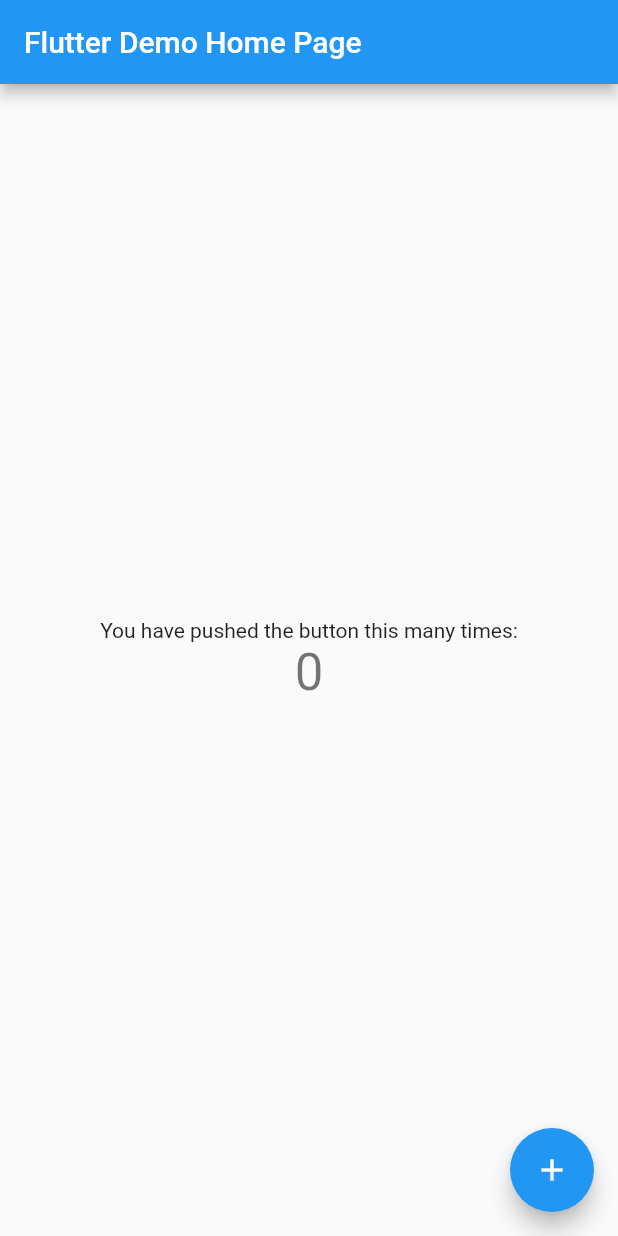
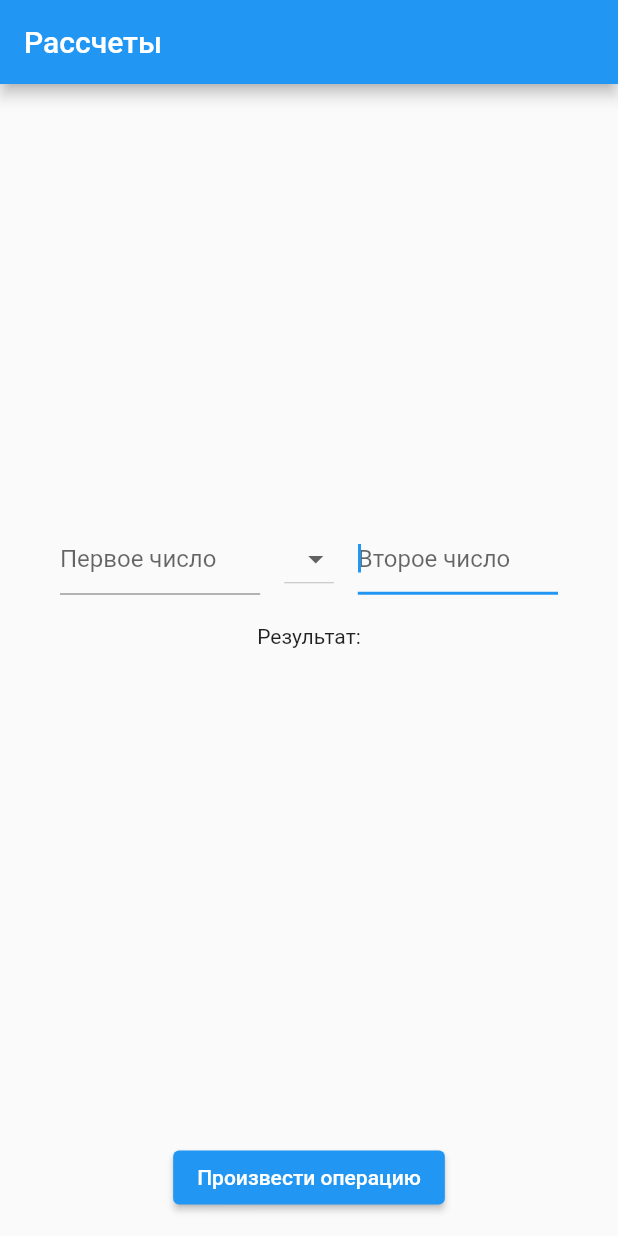
Before and after one commit to Reality-Family-Flutter-Course/calculations, a Flutter app: the screen it shows after launch, on a phone screen of 412 x 824 dp. Run offline on Flutter 3.47's test engine with Material 2 defaults, Android fonts, the phone set to English and light mode, and no system bars.

Commit message:
first stage of app

```diff
--- a/lib/main.dart
+++ b/lib/main.dart
@@ -9,35 +9,13 @@
   @override
   Widget build(BuildContext context) {
     return MaterialApp(
-      title: 'Flutter Demo',
-      theme: ThemeData(
-        // This is the theme of your application.
-        //
-        // Try running your application with "flutter run". You'll see the
-        // application has a blue toolbar. Then, without quitting the app, try
-        // changing the primarySwatch below to Colors.green and then invoke
-        // "hot reload" (press "r" in the console where you ran "flutter run",
-        // or simply save your changes to "hot reload" in a Flutter IDE).
-        // Notice that the counter didn't reset back to zero; the application
-        // is not restarted.
-        primarySwatch: Colors.blue,
-      ),
-      home: MyHomePage(title: 'Flutter Demo Home Page'),
+      home: MyHomePage(title: 'Рассчеты'),
     );
   }
 }
 
 class MyHomePage extends StatefulWidget {
   MyHomePage({Key? key, required this.title}) : super(key: key);
-
-  // This widget is the home page of your application. It is stateful, meaning
-  // that it has a State object (defined below) that contains fields that affect
-  // how it looks.
-
-  // This class is the configuration for the state. It holds the values (in this
-  // case the title) provided by the parent (in this case the App widget) and
-  // used by the build method of the State. Fields in a Widget subclass are
-  // always marked "final".
 
   final String title;
 
@@ -46,68 +24,103 @@
 }
 
 class _MyHomePageState extends State<MyHomePage> {
-  int _counter = 0;
-
-  void _incrementCounter() {
-    setState(() {
-      // This call to setState tells the Flutter framework that something has
-      // changed in this State, which causes it to rerun the build method below
-      // so that the display can reflect the updated values. If we changed
-      // _counter without calling setState(), then the build method would not be
-      // called again, and so nothing would appear to happen.
-      _counter++;
-    });
-  }
+  String? dropdownValue;
+  double? num1;
+  double? num2;
+  double? result;
 
   @override
   Widget build(BuildContext context) {
-    // This method is rerun every time setState is called, for instance as done
-    // by the _incrementCounter method above.
-    //
-    // The Flutter framework has been optimized to make rerunning build methods
-    // fast, so that you can just rebuild anything that needs updating rather
-    // than having to individually change instances of widgets.
     return Scaffold(
       appBar: AppBar(
-        // Here we take the value from the MyHomePage object that was created by
-        // the App.build method, and use it to set our appbar title.
         title: Text(widget.title),
       ),
-      body: Center(
-        // Center is a layout widget. It takes a single child and positions it
-        // in the middle of the parent.
-        child: Column(
-          // Column is also a layout widget. It takes a list of children and
-          // arranges them vertically. By default, it sizes itself to fit its
-          // children horizontally, and tries to be as tall as its parent.
-          //
-          // Invoke "debug painting" (press "p" in the console, choose the
-          // "Toggle Debug Paint" action from the Flutter Inspector in Android
-          // Studio, or the "Toggle Debug Paint" command in Visual Studio Code)
-          // to see the wireframe for each widget.
-          //
-          // Column has various properties to control how it sizes itself and
-          // how it positions its children. Here we use mainAxisAlignment to
-          // center the children vertically; the main axis here is the vertical
-          // axis because Columns are vertical (the cross axis would be
-          // horizontal).
-          mainAxisAlignment: MainAxisAlignment.center,
-          children: <Widget>[
-            Text(
-              'You have pushed the button this many times:',
+      body: Column(
+        mainAxisAlignment: MainAxisAlignment.center,
+        children: [
+          Expanded(
+            child: Padding(
+              padding: const EdgeInsets.symmetric(horizontal: 40),
+              child: Column(
+                mainAxisAlignment: MainAxisAlignment.center,
+                children: <Widget>[
+                  Row(
+                    children: [
+                      Flexible(
+                        child: TextField(
+                          decoration: InputDecoration(hintText: "Первое число"),
+                          keyboardType: TextInputType.numberWithOptions(
+                            signed: false,
+                            decimal: true,
+                          ),
+                          onChanged: (String value) {
+                            num1 = double.tryParse(value);
+                          },
+                        ),
+                      ),
+                      VerticalDivider(),
+                      DropdownButton<String>(
+                        value: dropdownValue,
+                        items: ["+", "-"]
+                            .map((value) => DropdownMenuItem(
+                                  value: value,
+                                  child: Text(value),
+                                ))
+                            .toList(),
+                        onChanged: (String? newValue) {
+                          setState(() {
+                            dropdownValue = newValue;
+                            print(dropdownValue);
+                          });
+                        },
+                      ),
+                      VerticalDivider(),
+                      Flexible(
+                        child: TextField(
+                          autofocus: true,
+                          decoration: InputDecoration(hintText: "Второе число"),
+                          keyboardType: TextInputType.numberWithOptions(
+                            signed: false,
+                            decimal: true,
+                          ),
+                          onChanged: (String value) {
+                            num2 = double.tryParse(value);
+                          },
+                        ),
+                      ),
+                    ],
+                  ),
+                  Divider(
+                    color: Colors.transparent,
+                    height: 20,
+                  ),
+                  Text("Результат:"),
+                  Divider(
+                    color: Colors.transparent,
+                    height: 20,
+                  ),
+                  Text(result != null ? result!.toString() : "")
+                ],
+              ),
             ),
-            Text(
-              '$_counter',
-              style: Theme.of(context).textTheme.headline4,
+          ),
+          Padding(
+            padding: const EdgeInsets.only(bottom: 15),
+            child: ElevatedButton(
+              onPressed: () {
+                setState(() {
+                  if (dropdownValue == "+") {
+                    result = (num1 ?? 0) + (num2 ?? 0);
+                  } else if (dropdownValue == "-") {
+                    result = (num1 ?? 0) - (num2 ?? 0);
+                  }
+                });
+              },
+              child: Text("Произвести операцию"),
             ),
-          ],
-        ),
+          ),
+        ],
       ),
-      floatingActionButton: FloatingActionButton(
-        onPressed: _incrementCounter,
-        tooltip: 'Increment',
-        child: Icon(Icons.add),
-      ), // This trailing comma makes auto-formatting nicer for build methods.
     );
   }
 }
```
